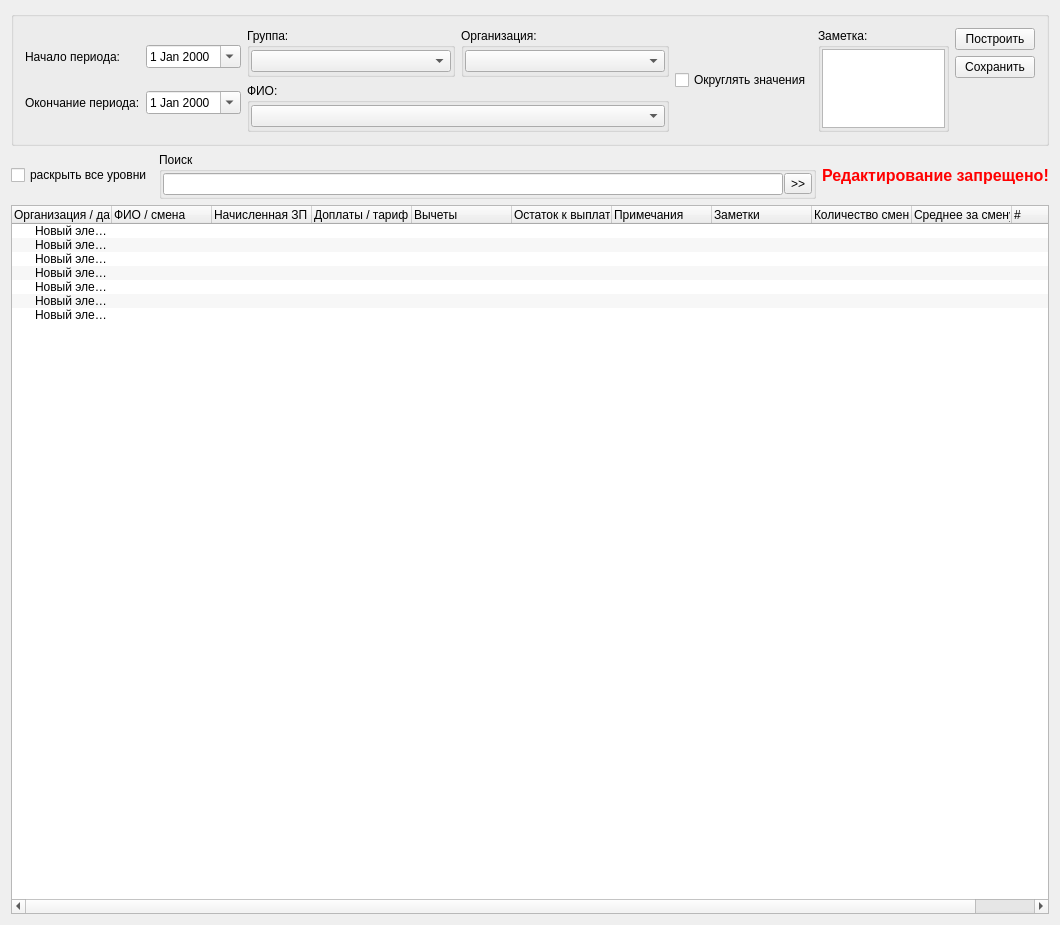
SergeyZaz/Cleaning, file src/zreport.ui: the form before one commit.
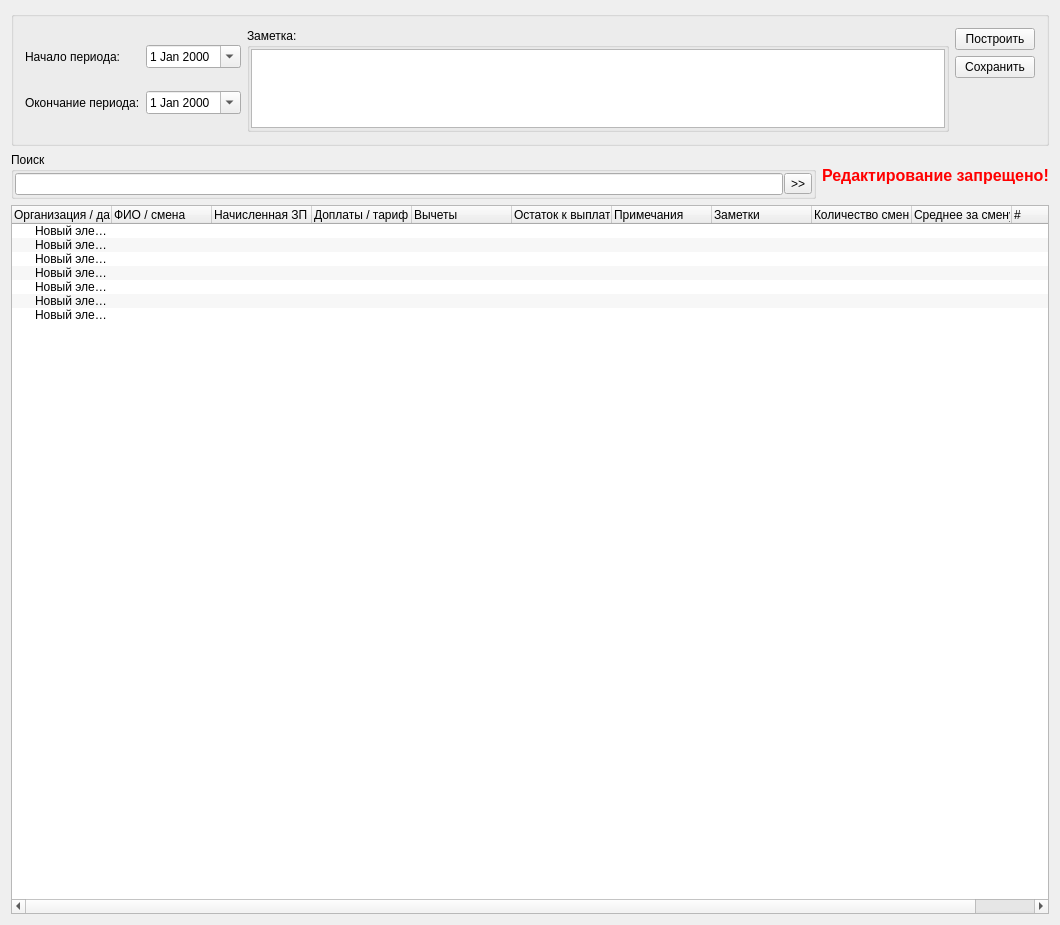
The form after the commit. Icons and pictures are not drawn.

```diff
--- a/src/zreport.ui
+++ b/src/zreport.ui
@@ -68,119 +68,6 @@
         </item>
        </layout>
       </item>
-      <item>
-       <layout class="QGridLayout" name="gridLayout_2">
-        <item row="0" column="0">
-         <widget class="QGroupBox" name="groupBox_2">
-          <property name="title">
-           <string>Группа:</string>
-          </property>
-          <layout class="QHBoxLayout" name="horizontalLayout">
-           <property name="spacing">
-            <number>1</number>
-           </property>
-           <property name="leftMargin">
-            <number>1</number>
-           </property>
-           <property name="topMargin">
-            <number>1</number>
-           </property>
-           <property name="rightMargin">
-            <number>1</number>
-           </property>
-           <property name="bottomMargin">
-            <number>1</number>
-           </property>
-           <item>
-            <widget class="QComboBox" name="cboFilter">
-             <property name="minimumSize">
-              <size>
-               <width>200</width>
-               <height>0</height>
-              </size>
-             </property>
-            </widget>
-           </item>
-          </layout>
-         </widget>
-        </item>
-        <item row="0" column="1">
-         <widget class="QGroupBox" name="groupBox_3">
-          <property name="title">
-           <string>Организация:</string>
-          </property>
-          <layout class="QHBoxLayout" name="horizontalLayout_4">
-           <property name="spacing">
-            <number>1</number>
-           </property>
-           <property name="leftMargin">
-            <number>1</number>
-           </property>
-           <property name="topMargin">
-            <number>1</number>
-           </property>
-           <property name="rightMargin">
-            <number>1</number>
-           </property>
-           <property name="bottomMargin">
-            <number>1</number>
-           </property>
-           <item>
-            <widget class="QComboBox" name="cboFilterOrg">
-             <property name="minimumSize">
-              <size>
-               <width>200</width>
-               <height>0</height>
-              </size>
-             </property>
-            </widget>
-           </item>
-          </layout>
-         </widget>
-        </item>
-        <item row="1" column="0" colspan="2">
-         <widget class="QGroupBox" name="groupBox_6">
-          <property name="title">
-           <string>ФИО:</string>
-          </property>
-          <layout class="QHBoxLayout" name="horizontalLayout_5">
-           <property name="spacing">
-            <number>1</number>
-           </property>
-           <property name="leftMargin">
-            <number>1</number>
-           </property>
-           <property name="topMargin">
-            <number>1</number>
-           </property>
-           <property name="rightMargin">
-            <number>1</number>
-           </property>
-           <property name="bottomMargin">
-            <number>1</number>
-           </property>
-           <item>
-            <widget class="QComboBox" name="cboFilterFIO">
-             <property name="minimumSize">
-              <size>
-               <width>200</width>
-               <height>0</height>
-              </size>
-             </property>
-            </widget>
-           </item>
-          </layout>
-         </widget>
-        </item>
-       </layout>
-      </item>
-      <item>
-       <widget class="QCheckBox" name="ckbRound">
-        <property name="text">
-         <string>Округлять значения</string>
-        </property>
-       </widget>
-      </item>
       <item>
        <widget class="QGroupBox" name="groupBox_5">
         <property name="title">
@@ -244,13 +131,6 @@
    </item>
    <item>
     <layout class="QHBoxLayout" name="horizontalLayout_3">
-     <item>
-      <widget class="QCheckBox" name="ckbExpandAll">
-       <property name="text">
-        <string>раскрыть все уровни</string>
-       </property>
-      </widget>
-     </item>
      <item>
       <widget class="QGroupBox" name="groupBox_4">
        <property name="title">
```
